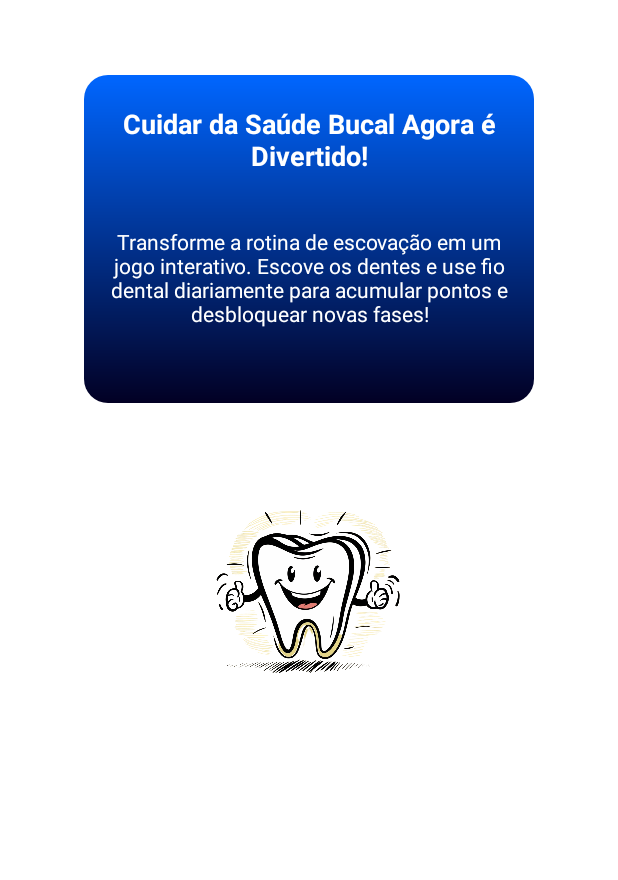
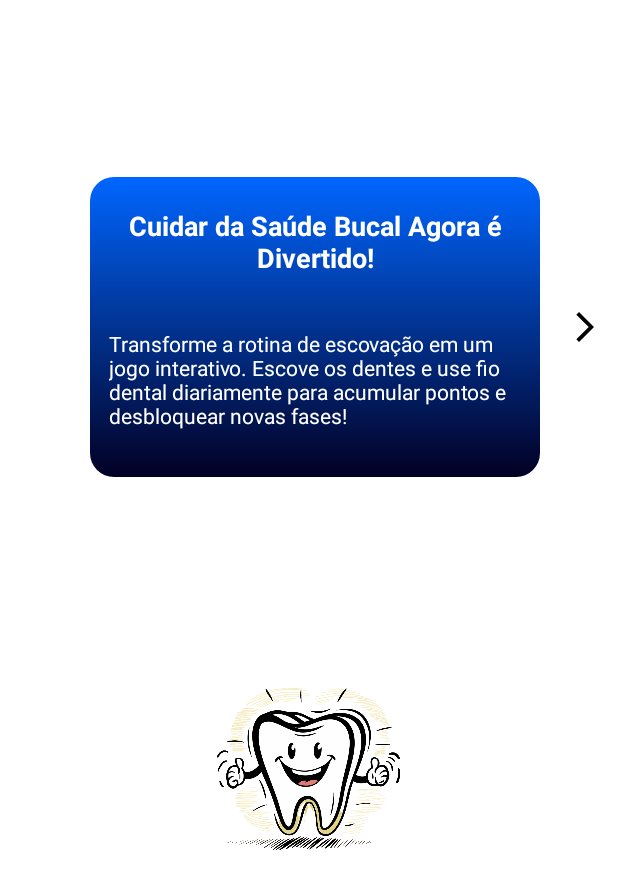
Before and after one commit to diego-cavalcantii/MavidSmileApp, an Android app: the screen it shows after launch (MainActivity), on a phone screen of 412 x 824 dp, the part 356-1236 px from its top. Run offline under Robolectric (Android 15) with nearby library versions, the phone set to English and light mode, and no system bars.

Commit message:
feat: cards containers

```diff
--- a/app/src/main/java/com/example/mavidsmileapp/MainActivity.kt
+++ b/app/src/main/java/com/example/mavidsmileapp/MainActivity.kt
@@ -1,6 +1,11 @@
 package com.example.mavidsmileapp
 
 import android.os.Bundle
+import android.view.View
+import android.widget.Button
+import android.widget.ImageButton
+import android.widget.ImageView
+import android.widget.LinearLayout
 import androidx.activity.enableEdgeToEdge
 import androidx.appcompat.app.AppCompatActivity
 import androidx.core.view.ViewCompat
@@ -16,5 +21,28 @@ class MainActivity : AppCompatActivity() {
             v.setPadding(systemBars.left, systemBars.top, systemBars.right, systemBars.bottom)
             insets
         }
+        val containerOne = findViewById<LinearLayout>(R.id.containerOne)
+        val containerTwo = findViewById<LinearLayout>(R.id.containerTwo)
+        val nextButton = findViewById<ImageButton>(R.id.nextButton)
+        val backButton = findViewById<ImageButton>(R.id.backButton)
+
+        // Inicialmente exibe o primeiro card
+        containerOne.visibility = View.VISIBLE
+        containerTwo.visibility = View.GONE
+
+        // Ao clicar no botão "setButton", troca para o segundo card
+        nextButton.setOnClickListener {
+            containerOne.visibility = View.GONE
+            containerTwo.visibility = View.VISIBLE
+        }
+
+        // Ao clicar no botão "backButton", volta para o primeiro card
+        backButton.setOnClickListener {
+            containerTwo.visibility = View.GONE
+            containerOne.visibility = View.VISIBLE
+        }
+
+
+
     }
 }
--- /dev/null
+++ b/app/src/main/res/drawable/baseline_arrow_back_ios_24.xml
@@ -0,0 +1,5 @@
+<vector xmlns:android="http://schemas.android.com/apk/res/android" android:autoMirrored="true" android:height="24dp" android:tint="#000000" android:viewportHeight="24" android:viewportWidth="24" android:width="24dp">
+
+    <path android:fillColor="@android:color/white" android:pathData="M11.67,3.87L9.9,2.1 0,12l9.9,9.9 1.77,-1.77L3.54,12z"/>
+
+</vector>
--- /dev/null
+++ b/app/src/main/res/drawable/baseline_arrow_forward_ios_24.xml
@@ -0,0 +1,5 @@
+<vector xmlns:android="http://schemas.android.com/apk/res/android" android:autoMirrored="true" android:height="24dp" android:tint="#000000" android:viewportHeight="24" android:viewportWidth="24" android:width="24dp">
+
+    <path android:fillColor="@android:color/white" android:pathData="M6.23,20.23l1.77,1.77l10,-10l-10,-10l-1.77,1.77l8.23,8.23z"/>
+
+</vector>
--- a/app/src/main/res/layout/activity_main.xml
+++ b/app/src/main/res/layout/activity_main.xml
@@ -8,56 +8,130 @@
     android:orientation="vertical"
     tools:context=".MainActivity">
 
+    <!-- Logo no topo -->
     <ImageView
-        android:id="@+id/logoOdontoPrev"
+        android:id="@+id/imageViewLogo"
         android:layout_width="match_parent"
         android:layout_height="wrap_content"
         android:layout_marginTop="50dp"
         app:srcCompat="@drawable/odontoprev_logo" />
 
+    <!-- Primeiro Card -->
+
+    <!-- Segundo Card (inicialmente invisível) -->
+    <LinearLayout
+        android:id="@+id/containerOne"
+        android:layout_width="match_parent"
+        android:layout_height="333dp"
+        android:layout_weight="1"
+        android:orientation="horizontal"
+        android:visibility="visible">
+
         <LinearLayout
             android:id="@+id/boxContainer"
             android:layout_width="300dp"
-        android:layout_height="wrap_content"
+            android:layout_height="200dp"
             android:layout_gravity="center"
-        android:layout_marginTop="50dp"
-        android:layout_marginBottom="50dp"
+            android:layout_marginStart="60dp"
             android:background="@drawable/gradient_background"
             android:orientation="vertical"
             android:paddingTop="20dp"
-        android:paddingBottom="40dp">
+            android:visibility="visible">
 
             <TextView
                 android:id="@+id/textView5"
                 android:layout_width="match_parent"
                 android:layout_height="wrap_content"
+                android:layout_marginBottom="35dp"
+                android:gravity="center"
                 android:text="Cuidar da Saúde Bucal Agora é Divertido!"
                 android:textColor="#FFFFFF"
                 android:textSize="18sp"
-            android:textStyle="bold"
-            android:gravity="center"
-            android:layout_marginBottom="35dp"
-            />
+                android:textStyle="bold" />
 
             <TextView
                 android:id="@+id/textViewDesc"
-            android:layout_width="wrap_content"
+                android:layout_width="274dp"
                 android:layout_height="wrap_content"
+                android:layout_gravity="center"
+                android:layout_marginBottom="10dp"
+                android:gravity="center_vertical"
                 android:text="Transforme a rotina de escovação em um jogo interativo. Escove os dentes e use fio dental diariamente para acumular pontos e desbloquear novas fases!"
                 android:textColor="#FFFFFF"
-            android:textSize="14sp"
-            android:gravity="center"
-            android:layout_marginBottom="10dp"
-            android:layout_gravity="center" />
-
+                android:textSize="14sp" />
 
         </LinearLayout>
 
-    <ImageView
-        android:id="@+id/img_dente_feliz"
-        android:layout_width="150dp"
-        android:layout_height="150dp"
-        app:srcCompat="@drawable/img_dente_feliz"
-        android:layout_gravity="center"/>
+        <ImageButton
+            android:id="@+id/nextButton"
+            android:layout_width="60dp"
+            android:layout_height="60dp"
+            android:layout_gravity="center_vertical"
+            android:layout_weight="0"
+            android:background="@android:color/transparent"
+            app:srcCompat="@drawable/baseline_arrow_forward_ios_24" />
 
     </LinearLayout>
+
+    <LinearLayout
+        android:id="@+id/containerTwo"
+        android:layout_width="match_parent"
+        android:layout_height="match_parent"
+        android:layout_weight="1"
+        android:orientation="horizontal"
+        android:visibility="gone">
+
+        <ImageButton
+            android:id="@+id/backButton"
+            android:layout_width="60dp"
+            android:layout_height="60dp"
+            android:layout_gravity="center_vertical"
+            android:layout_weight="0"
+            android:background="@android:color/transparent"
+            app:srcCompat="@drawable/baseline_arrow_back_ios_24" />
+
+        <LinearLayout
+            android:id="@+id/boxContainer2"
+            android:layout_width="300dp"
+            android:layout_height="200dp"
+            android:layout_gravity="center"
+            android:background="@drawable/gradient_background"
+            android:orientation="vertical"
+            android:paddingTop="20dp"
+            android:visibility="visible"> <!-- Inicialmente invisível -->
+
+            <TextView
+                android:id="@+id/textView6"
+                android:layout_width="match_parent"
+                android:layout_height="wrap_content"
+                android:layout_marginBottom="35dp"
+                android:gravity="center"
+                android:text="Manter a Saúde Bucal é Fácil!"
+                android:textColor="#FFFFFF"
+                android:textSize="18sp"
+                android:textStyle="bold" />
+
+            <TextView
+                android:id="@+id/textViewDesc2"
+                android:layout_width="242dp"
+                android:layout_height="wrap_content"
+                android:layout_gravity="center"
+                android:layout_marginBottom="10dp"
+                android:gravity="center_vertical"
+                android:text="Use o fio dental e escove seus dentes diariamente para prevenir problemas bucais e manter um sorriso saudável!"
+                android:textColor="#FFFFFF"
+                android:textSize="14sp" />
+
+        </LinearLayout>
+
+    </LinearLayout>
+
+    <!-- Imagem no final -->
+    <ImageView
+        android:id="@+id/img_dente_feliz2"
+        android:layout_width="match_parent"
+        android:layout_height="150dp"
+        android:layout_gravity="center"
+        app:srcCompat="@drawable/img_dente_feliz" />
+
+</LinearLayout>
```
Lines whose indentation alone changed are shown as unchanged.
